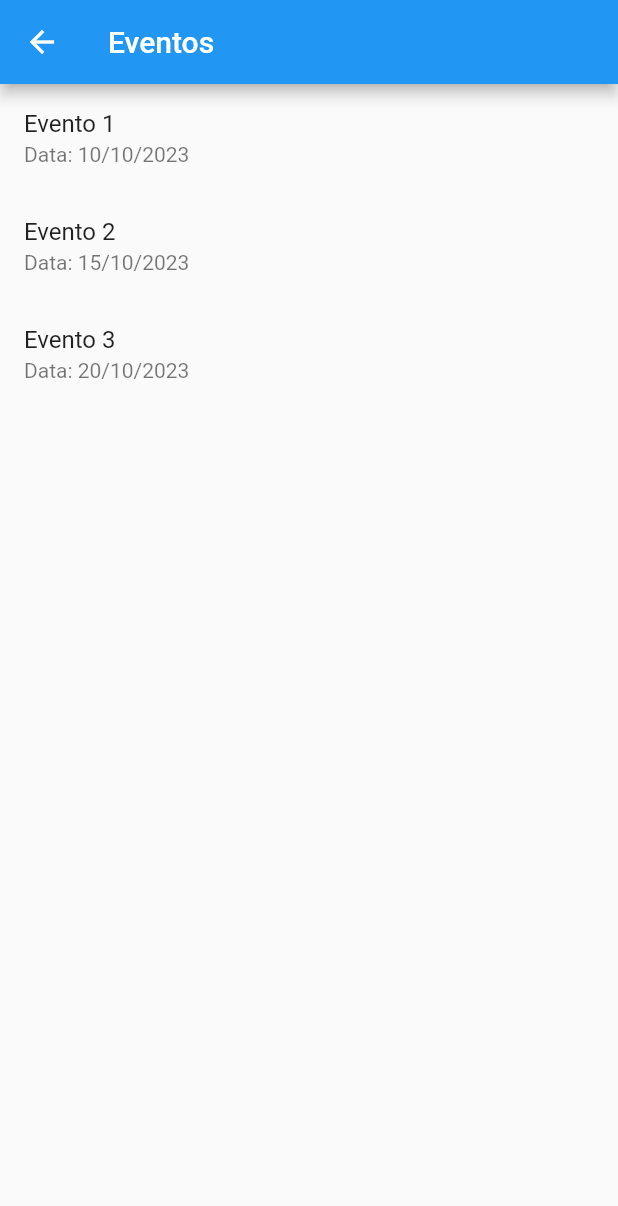
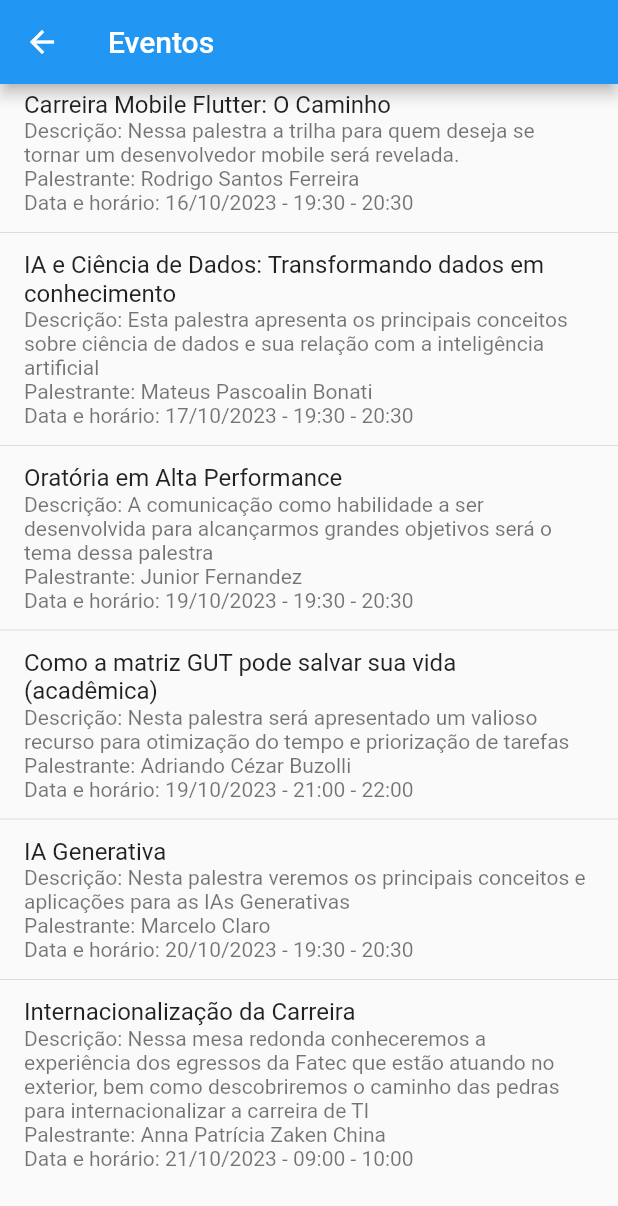
Before and after one commit to aalalaa/eventec, a Flutter app: the EventosView screen opened by its route, on a phone screen of 412 x 824 dp. Shown: the top 1206 px of the screen. Run offline on Flutter 3.47's test engine with Material 2 defaults, Android fonts, the phone set to English and light mode, and no system bars; our stand-ins replace device_preview.

Commit message:
Update eventos_view.dart

```diff
--- a/lib/view/eventos_view.dart
+++ b/lib/view/eventos_view.dart
@@ -10,22 +10,90 @@ class EventosView extends StatelessWidget {
       body: ListView(
         children: [
           ListTile(
-            title: Text('Evento 1'),
-            subtitle: Text('Data: 10/10/2023'),
+            title: Text('Carreira Mobile Flutter: O Caminho'),
+            subtitle: Column(
+              crossAxisAlignment: CrossAxisAlignment.start,
+              children: [
+                Text('Descrição: Nessa palestra a trilha para quem deseja se tornar um desenvolvedor mobile será revelada.'),
+                Text('Palestrante: Rodrigo Santos Ferreira'),
+                Text('Data e horário: 16/10/2023 - 19:30 - 20:30'),
+              ],
+            ),
             onTap: () {
               // Lógica ao clicar no evento 1
             },
           ),
+          Divider(), // Adiciona um espaço entre os eventos
           ListTile(
-            title: Text('Evento 2'),
-            subtitle: Text('Data: 15/10/2023'),
+            title: Text('IA e Ciência de Dados: Transformando dados em conhecimento'),
+            subtitle: Column(
+              crossAxisAlignment: CrossAxisAlignment.start,
+              children: [
+                Text('Descrição: Esta palestra apresenta os principais conceitos sobre ciência de dados e sua relação com a inteligência artificial'),
+                Text('Palestrante: Mateus Pascoalin Bonati'),
+                Text('Data e horário: 17/10/2023 - 19:30 - 20:30'),
+              ],
+            ),
             onTap: () {
               // Lógica ao clicar no evento 2
             },
           ),
+          Divider(),
           ListTile(
-            title: Text('Evento 3'),
-            subtitle: Text('Data: 20/10/2023'),
+            title: Text('Oratória em Alta Performance'),
+            subtitle: Column(
+              crossAxisAlignment: CrossAxisAlignment.start,
+              children: [
+                Text('Descrição: A comunicação como habilidade a ser desenvolvida para alcançarmos grandes objetivos será o tema dessa palestra'),
+                Text('Palestrante: Junior Fernandez'),
+                Text('Data e horário: 19/10/2023 - 19:30 - 20:30'),
+              ],
+            ),
+            onTap: () {
+              // Lógica ao clicar no evento 3
+            },
+          ),
+          Divider(),
+          ListTile(
+            title: Text('Como a matriz GUT pode salvar sua vida (acadêmica)'),
+            subtitle: Column(
+              crossAxisAlignment: CrossAxisAlignment.start,
+              children: [
+                Text('Descrição: Nesta palestra será apresentado um valioso recurso para otimização do tempo e priorização de tarefas'),
+                Text('Palestrante: Adriando Cézar Buzolli'),
+                Text('Data e horário: 19/10/2023 - 21:00 - 22:00'),
+              ],
+            ),
+            onTap: () {
+              // Lógica ao clicar no evento 3
+            },
+          ),
+          Divider(),
+          ListTile(
+            title: Text('IA Generativa'),
+            subtitle: Column(
+              crossAxisAlignment: CrossAxisAlignment.start,
+              children: [
+                Text('Descrição: Nesta palestra veremos os principais conceitos e aplicações para as IAs Generativas'),
+                Text('Palestrante: Marcelo Claro'),
+                Text('Data e horário: 20/10/2023 - 19:30 - 20:30'),
+              ],
+            ),
+            onTap: () {
+              // Lógica ao clicar no evento 3
+            },
+          ),
+          Divider(),
+          ListTile(
+            title: Text('Internacionalização da Carreira'),
+            subtitle: Column(
+              crossAxisAlignment: CrossAxisAlignment.start,
+              children: [
+                Text('Descrição: Nessa mesa redonda conheceremos a experiência dos egressos da Fatec que estão atuando no exterior, bem como descobriremos o caminho das pedras para internacionalizar a carreira de TI'),
+                Text('Palestrante: Anna Patrícia Zaken China'),
+                Text('Data e horário: 21/10/2023 - 09:00 - 10:00 '),
+              ],
+            ),
             onTap: () {
               // Lógica ao clicar no evento 3
             },
```
